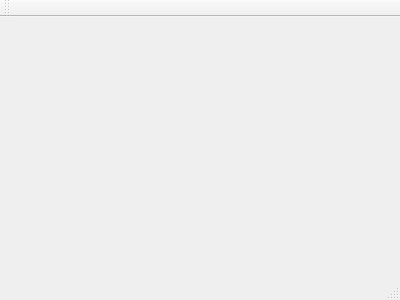
Old version of the form MainWindow.ui in the repository 8fablab/CeramSlice.
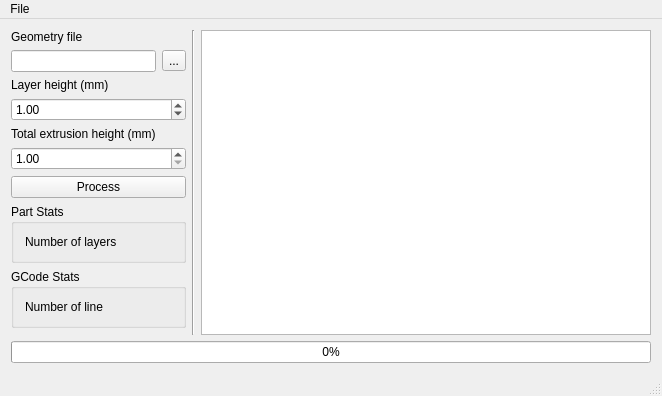
New version of the form.

```diff
--- a/MainWindow.ui
+++ b/MainWindow.ui
@@ -1,24 +1,193 @@
 <ui version="4.0">
  <class>MainWindow</class>
- <widget class="QMainWindow" name="MainWindow" >
-  <property name="geometry" >
+ <widget class="QMainWindow" name="MainWindow">
+  <property name="geometry">
    <rect>
     <x>0</x>
     <y>0</y>
-    <width>400</width>
-    <height>300</height>
+    <width>662</width>
+    <height>396</height>
    </rect>
   </property>
   <property name="windowTitle" >
    <string>MainWindow</string>
   </property>
-  <widget class="QMenuBar" name="menuBar" />
-  <widget class="QToolBar" name="mainToolBar" />
-  <widget class="QWidget" name="centralWidget" />
-  <widget class="QStatusBar" name="statusBar" />
+  <widget class="QWidget" name="centralWidget">
+   <layout class="QGridLayout" name="gridLayout">
+    <item row="2" column="0">
+     <widget class="QLabel" name="label_4">
+      <property name="text">
+       <string>Layer height (mm)</string>
+      </property>
+     </widget>
+    </item>
+    <item row="4" column="0" colspan="2">
+     <widget class="QLabel" name="label_2">
+      <property name="text">
+       <string>Total extrusion height (mm)</string>
+      </property>
+     </widget>
+    </item>
+    <item row="5" column="0" colspan="3">
+     <widget class="QDoubleSpinBox" name="TotalHeight_num">
+      <property name="minimum">
+       <double>1.000000000000000</double>
+      </property>
+      <property name="maximum">
+       <double>900.000000000000000</double>
+      </property>
+     </widget>
+    </item>
+    <item row="0" column="4" rowspan="11">
+     <widget class="QTextEdit" name="preview">
+      <property name="readOnly">
+       <bool>false</bool>
+      </property>
+     </widget>
+    </item>
+    <item row="1" column="2">
+     <widget class="QToolButton" name="SelectFileGeom_btn">
+      <property name="text">
+       <string>...</string>
+      </property>
+     </widget>
+    </item>
+    <item row="0" column="0" colspan="2">
+     <widget class="QLabel" name="label">
+      <property name="text">
+       <string>Geometry file</string>
+      </property>
+     </widget>
+    </item>
+    <item row="1" column="0" colspan="2">
+     <widget class="QLineEdit" name="GeometryPath_ln"/>
+    </item>
+    <item row="6" column="0" colspan="3">
+     <widget class="QPushButton" name="Preview_btn">
+      <property name="text">
+       <string>Process</string>
+      </property>
+     </widget>
+    </item>
+    <item row="0" column="3" rowspan="11">
+     <widget class="Line" name="line">
+      <property name="orientation">
+       <enum>Qt::Vertical</enum>
+      </property>
+     </widget>
+    </item>
+    <item row="3" column="0" colspan="3">
+     <widget class="QDoubleSpinBox" name="Layer_num">
+      <property name="minimum">
+       <double>0.500000000000000</double>
+      </property>
+      <property name="maximum">
+       <double>3.000000000000000</double>
+      </property>
+      <property name="value">
+       <double>1.000000000000000</double>
+      </property>
+     </widget>
+    </item>
+    <item row="7" column="0" colspan="3">
+     <widget class="QGroupBox" name="groupBox_2">
+      <property name="title">
+       <string>Part Stats</string>
+      </property>
+      <layout class="QFormLayout" name="formLayout_2">
+       <item row="0" column="0">
+        <widget class="QLabel" name="label_5">
+         <property name="text">
+          <string>Number of layers</string>
+         </property>
+        </widget>
+       </item>
+       <item row="0" column="1">
+        <widget class="QLabel" name="NumOfLayer_lbl">
+         <property name="text">
+          <string/>
+         </property>
+         <property name="alignment">
+          <set>Qt::AlignRight|Qt::AlignTrailing|Qt::AlignVCenter</set>
+         </property>
+        </widget>
+       </item>
+      </layout>
+     </widget>
+    </item>
+    <item row="11" column="0" colspan="5">
+     <widget class="QProgressBar" name="Progress">
+      <property name="value">
+       <number>0</number>
+      </property>
+     </widget>
+    </item>
+    <item row="8" column="0" colspan="3">
+     <widget class="QGroupBox" name="groupBox">
+      <property name="title">
+       <string>GCode Stats</string>
+      </property>
+      <layout class="QFormLayout" name="formLayout">
+       <item row="0" column="0">
+        <widget class="QLabel" name="label_3">
+         <property name="text">
+          <string>Number of line</string>
+         </property>
+        </widget>
+       </item>
+       <item row="0" column="1">
+        <widget class="QLabel" name="NumOfLine">
+         <property name="text">
+          <string/>
+         </property>
+         <property name="alignment">
+          <set>Qt::AlignRight|Qt::AlignTrailing|Qt::AlignVCenter</set>
+         </property>
+        </widget>
+       </item>
+      </layout>
+     </widget>
+    </item>
+    <item row="9" column="0" colspan="3">
+     <spacer name="verticalSpacer">
+      <property name="orientation">
+       <enum>Qt::Vertical</enum>
+      </property>
+      <property name="sizeHint" stdset="0">
+       <size>
+        <width>20</width>
+        <height>40</height>
+       </size>
+      </property>
+     </spacer>
+    </item>
+   </layout>
+  </widget>
+  <widget class="QMenuBar" name="menuBar">
+   <property name="geometry">
+    <rect>
+     <x>0</x>
+     <y>0</y>
+     <width>662</width>
+     <height>18</height>
+    </rect>
+   </property>
+   <widget class="QMenu" name="menuFile">
+    <property name="title">
+     <string>File</string>
+    </property>
+    <addaction name="actionQuit"/>
+   </widget>
+   <addaction name="menuFile"/>
+  </widget>
+  <widget class="QStatusBar" name="statusBar"/>
+  <action name="actionQuit">
+   <property name="text">
+    <string>Quit</string>
+   </property>
+  </action>
  </widget>
- <layoutDefault spacing="6" margin="11" />
- <pixmapfunction></pixmapfunction>
+ <layoutdefault spacing="6" margin="11"/>
  <resources/>
  <connections/>
 </ui>
```
Left out of the diff: 92 changed lines with no effect on the pictures.
